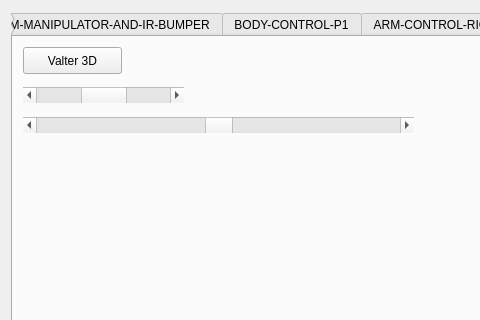
The window that software/computer/client/qt/expclient/mainwindow.ui (wercool/valter) describes before a commit, drawn with Qt 5; both pictures show x 0 to 480 and y 0 to 320 of the 879 by 601 pixel window.
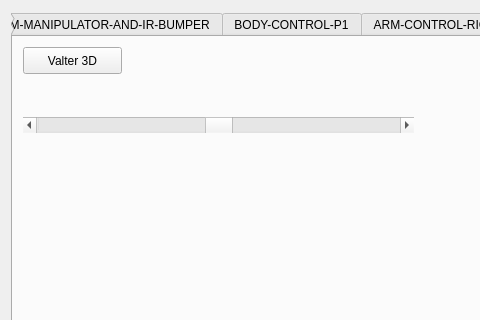
The same window after the commit. Icons and pictures are not drawn.

Patch:
```diff
--- a/software/computer/client/qt/expclient/mainwindow.ui
+++ b/software/computer/client/qt/expclient/mainwindow.ui
@@ -9819,28 +9819,6 @@
          <string>Valter 3D</string>
         </property>
        </widget>
-       <widget class="QScrollBar" name="horizontalScrollBar_8">
-        <property name="geometry">
-         <rect>
-          <x>10</x>
-          <y>50</y>
-          <width>161</width>
-          <height>16</height>
-         </rect>
-        </property>
-        <property name="minimum">
-         <number>-10</number>
-        </property>
-        <property name="maximum">
-         <number>10</number>
-        </property>
-        <property name="singleStep">
-         <number>0</number>
-        </property>
-        <property name="orientation">
-         <enum>Qt::Horizontal</enum>
-        </property>
-       </widget>
        <widget class="QScrollBar" name="horizontalScrollBar_9">
         <property name="geometry">
          <rect>
```
Left out of the diff: 25 changed lines with no effect on the pictures.
